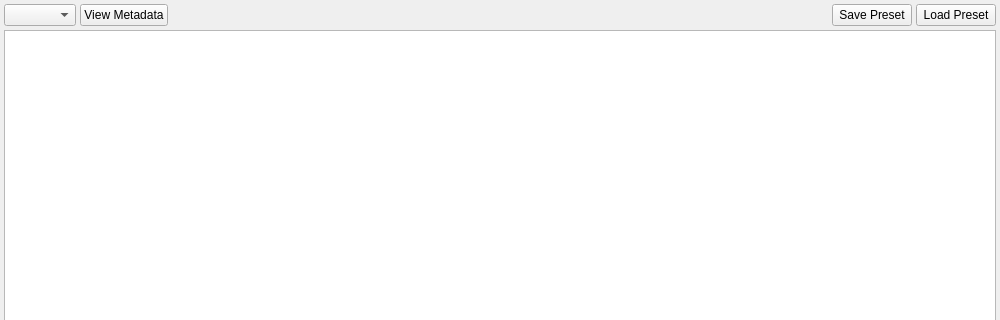
This is Libs/UserInterfaces/MetadataEditor.ui in AltaArts/SourceTab--Prism-Plugin as Qt 5 draws it before an edit; both pictures show x 0 to 1000 and y 0 to 320 of the 1000 by 900 pixel window. The edited form follows.
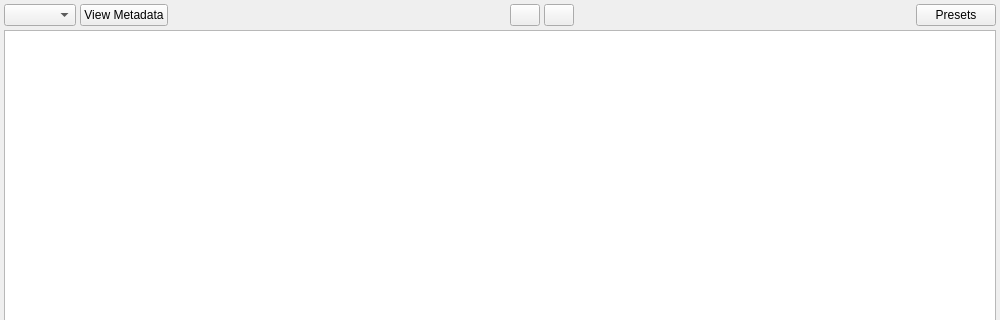
This is the edited form.

Commit message: Lots of work on Metadata #27 #28

Diff of the .ui file:
```diff
--- a/Libs/UserInterfaces/MetadataEditor.ui
+++ b/Libs/UserInterfaces/MetadataEditor.ui
@@ -63,16 +63,78 @@
         </spacer>
        </item>
        <item>
-        <widget class="QPushButton" name="b_preset_save">
+        <widget class="QPushButton" name="b_filters">
+         <property name="sizePolicy">
+          <sizepolicy hsizetype="Fixed" vsizetype="Fixed">
+           <horstretch>0</horstretch>
+           <verstretch>0</verstretch>
+          </sizepolicy>
+         </property>
+         <property name="minimumSize">
+          <size>
+           <width>30</width>
+           <height>0</height>
+          </size>
+         </property>
+         <property name="maximumSize">
+          <size>
+           <width>30</width>
+           <height>16777215</height>
+          </size>
+         </property>
          <property name="text">
-          <string>Save Preset</string>
+          <string/>
          </property>
+         <property name="checkable">
+          <bool>true</bool>
+         </property>
         </widget>
        </item>
        <item>
-        <widget class="QPushButton" name="b_preset_load">
+        <widget class="QPushButton" name="b_locked">
+         <property name="sizePolicy">
+          <sizepolicy hsizetype="Fixed" vsizetype="Fixed">
+           <horstretch>0</horstretch>
+           <verstretch>0</verstretch>
+          </sizepolicy>
+         </property>
+         <property name="minimumSize">
+          <size>
+           <width>30</width>
+           <height>0</height>
+          </size>
+         </property>
+         <property name="maximumSize">
+          <size>
+           <width>30</width>
+           <height>16777215</height>
+          </size>
+         </property>
          <property name="text">
-          <string>Load Preset</string>
+          <string/>
+         </property>
+         <property name="checkable">
+          <bool>true</bool>
+         </property>
+        </widget>
+       </item>
+       <item>
+        <spacer name="horizontalSpacer_2">
+         <property name="orientation">
+          <enum>Qt::Horizontal</enum>
+         </property>
+         <property name="sizeHint" stdset="0">
+          <size>
+           <width>40</width>
+           <height>20</height>
+          </size>
+         </property>
+        </spacer>
+       </item>
+       <item>
+        <widget class="QPushButton" name="b_presets">
+         <property name="text">
+          <string>Presets</string>
          </property>
         </widget>
        </item>
```
The commit also changes 5 other files.
